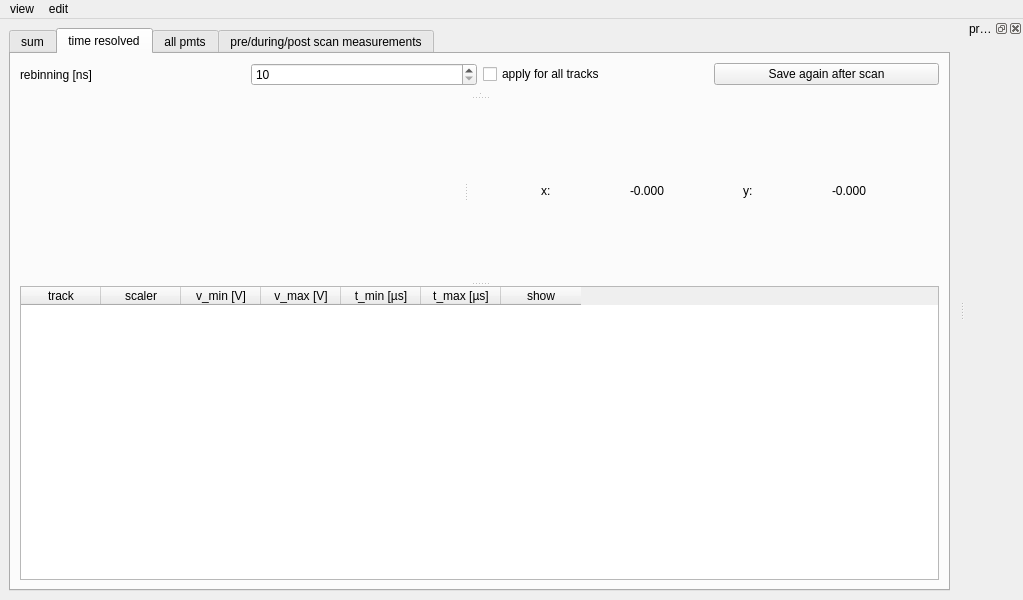
Above: TildaHost/source/Interface/LiveDataPlottingUi/Ui_LiveDataPlotting.ui from lasersphere/Tilda before the change. Below: the same form after it.
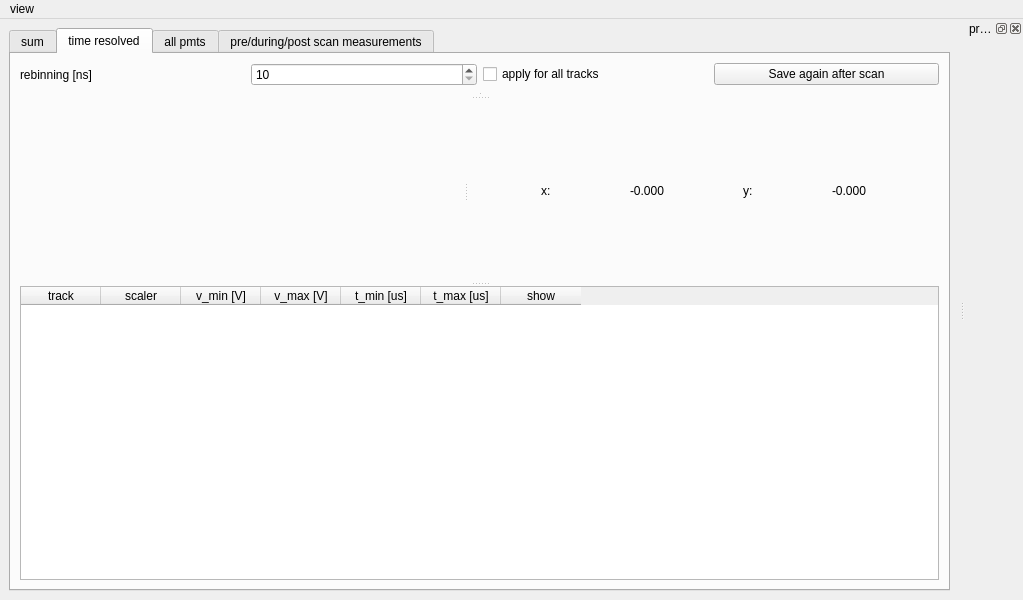
That is the form after the change. The open tabs and pages were chosen to show the change.

Commit message: - LiveDataPlottingUi:   * Reduced the menu bar to a single 'view' menu.   * Added an action for the update view function.   * Added shortcuts or -descriptions to all view actions.   * Normalizing data to the number of completed scans also works as intended for rep. as go and go on file now.   * Ui_LiveDataPlotting.ui can be compiled without manually inserting mu now.

Diff of the .ui file:
```diff
--- a/TildaHost/source/Interface/LiveDataPlottingUi/Ui_LiveDataPlotting.ui
+++ b/TildaHost/source/Interface/LiveDataPlottingUi/Ui_LiveDataPlotting.ui
@@ -305,12 +305,12 @@
            </column>
            <column>
             <property name="text">
-             <string>t_min [µs]</string>
+             <string>t_min [us]</string>
             </property>
            </column>
            <column>
             <property name="text">
-             <string>t_max [µs]</string>
+             <string>t_max [us]</string>
             </property>
            </column>
            <column>
@@ -495,14 +495,6 @@
     <property name="title">
      <string>view</string>
     </property>
-    <addaction name="actionProgress"/>
-    <addaction name="action_screenshot"/>
-    <addaction name="action_screenshot_all"/>
-   </widget>
-   <widget class="QMenu" name="menuEdit">
-    <property name="title">
-     <string>edit</string>
-    </property>
     <widget class="QMenu" name="menunorm">
      <property name="title">
       <string>norm PMTs to</string>
@@ -515,7 +507,6 @@
     <addaction name="actionshow_bins"/>
    </widget>
    <addaction name="menuView"/>
-   <addaction name="menuEdit"/>
   </widget>
   <action name="actionProgress">
    <property name="text">
```
Left out of the diff: 30 changed lines with no effect on the pictures. The commit also changes 9 other files.
